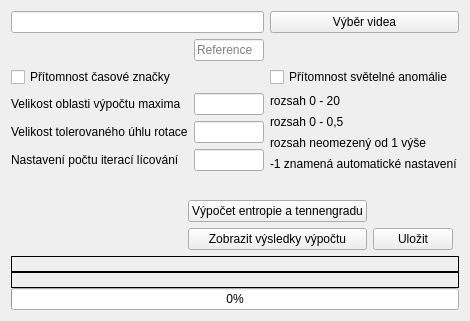
Old version of the form dialogy/singlevideoet.ui in the repository RaphCucul/Image-registration-GUI.
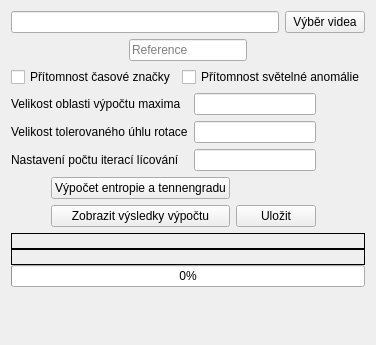
New version of the form.

Patch:
```diff
--- a/dialogy/singlevideoet.ui
+++ b/dialogy/singlevideoet.ui
@@ -6,139 +6,72 @@
    <rect>
     <x>0</x>
     <y>0</y>
-    <width>462</width>
-    <height>321</height>
+    <width>367</width>
+    <height>345</height>
    </rect>
   </property>
   <property name="windowTitle">
    <string>Form</string>
   </property>
   <layout class="QGridLayout" name="gridLayout_2">
-   <item row="0" column="0" colspan="3">
-    <widget class="QLineEdit" name="vybraneVideo">
-     <property name="maxLength">
-      <number>100</number>
-     </property>
-     <property name="cursorPosition">
-      <number>0</number>
-     </property>
-     <property name="placeholderText">
-      <string/>
-     </property>
-    </widget>
-   </item>
-   <item row="2" column="2">
-    <spacer name="horizontalSpacer_4">
-     <property name="orientation">
-      <enum>Qt::Horizontal</enum>
-     </property>
-     <property name="sizeHint" stdset="0">
-      <size>
-       <width>40</width>
-       <height>20</height>
-      </size>
-     </property>
-    </spacer>
-   </item>
-   <item row="4" column="2">
-    <spacer name="verticalSpacer_2">
-     <property name="orientation">
-      <enum>Qt::Vertical</enum>
-     </property>
-     <property name="sizeHint" stdset="0">
-      <size>
-       <width>20</width>
-       <height>40</height>
-      </size>
-     </property>
-    </spacer>
-   </item>
-   <item row="2" column="0" colspan="2">
-    <widget class="QCheckBox" name="casovaZnacka">
-     <property name="text">
-      <string>Přítomnost časové značky</string>
-     </property>
-    </widget>
-   </item>
-   <item row="5" column="4">
-    <spacer name="horizontalSpacer_2">
-     <property name="orientation">
-      <enum>Qt::Horizontal</enum>
-     </property>
-     <property name="sizeHint" stdset="0">
-      <size>
-       <width>40</width>
-       <height>20</height>
-      </size>
-     </property>
-    </spacer>
-   </item>
-   <item row="0" column="3" colspan="2">
-    <widget class="QPushButton" name="vyberVidea">
-     <property name="text">
-      <string>Výběr videa</string>
-     </property>
-    </widget>
-   </item>
-   <item row="2" column="4">
-    <spacer name="horizontalSpacer_3">
-     <property name="orientation">
-      <enum>Qt::Horizontal</enum>
-     </property>
-     <property name="sizeHint" stdset="0">
-      <size>
-       <width>40</width>
-       <height>20</height>
-      </size>
-     </property>
-    </spacer>
-   </item>
-   <item row="5" column="0">
-    <spacer name="horizontalSpacer">
-     <property name="orientation">
-      <enum>Qt::Horizontal</enum>
-     </property>
-     <property name="sizeHint" stdset="0">
-      <size>
-       <width>40</width>
-       <height>20</height>
-      </size>
-     </property>
-    </spacer>
-   </item>
-   <item row="2" column="3">
-    <widget class="QCheckBox" name="svetelnaAnomalie">
-     <property name="text">
-      <string>Přítomnost světelné anomálie</string>
-     </property>
-    </widget>
-   </item>
-   <item row="5" column="1" colspan="3">
+   <item row="4" column="0" colspan="2">
     <layout class="QGridLayout" name="gridLayout">
-     <item row="0" column="0">
+     <item row="0" column="1">
       <widget class="QPushButton" name="vypocetET">
        <property name="text">
         <string>Výpočet entropie a tennengradu</string>
        </property>
       </widget>
      </item>
-     <item row="1" column="0">
+     <item row="1" column="1">
       <widget class="QPushButton" name="zobrazGrafET">
        <property name="text">
         <string>Zobrazit výsledky výpočtu</string>
        </property>
       </widget>
      </item>
-     <item row="1" column="1">
+     <item row="1" column="2">
       <widget class="QPushButton" name="ulozeni">
        <property name="text">
         <string>Uložit</string>
        </property>
+       <property name="flat">
+        <bool>false</bool>
+       </property>
       </widget>
      </item>
+     <item row="0" column="0">
+      <spacer name="horizontalSpacer">
+       <property name="orientation">
+        <enum>Qt::Horizontal</enum>
+       </property>
+       <property name="sizeType">
+        <enum>QSizePolicy::Expanding</enum>
+       </property>
+       <property name="sizeHint" stdset="0">
+        <size>
+         <width>40</width>
+         <height>20</height>
+        </size>
+       </property>
+      </spacer>
+     </item>
+     <item row="1" column="0">
+      <spacer name="horizontalSpacer_2">
+       <property name="orientation">
+        <enum>Qt::Horizontal</enum>
+       </property>
+       <property name="sizeHint" stdset="0">
+        <size>
+         <width>40</width>
+         <height>20</height>
+        </size>
+       </property>
+      </spacer>
+     </item>
     </layout>
    </item>
-   <item row="3" column="2">
+   <item row="3" column="1">
     <layout class="QVBoxLayout" name="verticalLayout_2">
      <item>
       <widget class="QLineEdit" name="oblastMaxima"/>
@@ -151,7 +84,7 @@
      </item>
     </layout>
    </item>
-   <item row="3" column="0" colspan="2">
+   <item row="3" column="0">
     <layout class="QVBoxLayout" name="verticalLayout">
      <item>
       <widget class="QLabel" name="label">
@@ -176,45 +109,20 @@
      </item>
     </layout>
    </item>
-   <item row="3" column="3" colspan="2">
-    <layout class="QVBoxLayout" name="verticalLayout_3">
-     <item>
-      <widget class="QLabel" name="label_2">
-       <property name="text">
-        <string>rozsah 0 - 20</string>
-       </property>
-      </widget>
-     </item>
-     <item>
-      <widget class="QLabel" name="label_4">
-       <property name="text">
-        <string>rozsah 0 - 0,5</string>
-       </property>
-      </widget>
-     </item>
-     <item>
-      <widget class="QLabel" name="label_6">
-       <property name="text">
-        <string>rozsah neomezený od 1 výše</string>
-       </property>
-       <property name="textFormat">
-        <enum>Qt::PlainText</enum>
-       </property>
-       <property name="scaledContents">
-        <bool>true</bool>
-       </property>
-      </widget>
-     </item>
-     <item>
-      <widget class="QLabel" name="label_7">
-       <property name="text">
-        <string>-1 znamená automatické nastavení</string>
-       </property>
-      </widget>
-     </item>
-    </layout>
+   <item row="4" column="2">
+    <spacer name="horizontalSpacer_7">
+     <property name="orientation">
+      <enum>Qt::Horizontal</enum>
+     </property>
+     <property name="sizeHint" stdset="0">
+      <size>
+       <width>40</width>
+       <height>20</height>
+      </size>
+     </property>
+    </spacer>
    </item>
-   <item row="6" column="0" colspan="5">
+   <item row="5" column="0" colspan="3">
     <layout class="QVBoxLayout" name="verticalLayout_6">
      <property name="spacing">
       <number>0</number>
@@ -257,35 +165,120 @@
      </item>
     </layout>
    </item>
-   <item row="1" column="2">
-    <widget class="QLineEdit" name="cisloReferencnihosnimku">
-     <property name="placeholderText">
-      <string>Reference</string>
-     </property>
-    </widget>
+   <item row="2" column="0" colspan="3">
+    <layout class="QHBoxLayout" name="horizontalLayout_3">
+     <item>
+      <widget class="QCheckBox" name="casovaZnacka">
+       <property name="text">
+        <string>Přítomnost časové značky</string>
+       </property>
+      </widget>
+     </item>
+     <item>
+      <spacer name="horizontalSpacer_4">
+       <property name="orientation">
+        <enum>Qt::Horizontal</enum>
+       </property>
+       <property name="sizeHint" stdset="0">
+        <size>
+         <width>40</width>
+         <height>20</height>
+        </size>
+       </property>
+      </spacer>
+     </item>
+     <item>
+      <widget class="QCheckBox" name="svetelnaAnomalie">
+       <property name="text">
+        <string>Přítomnost světelné anomálie</string>
+       </property>
+      </widget>
+     </item>
+     <item>
+      <spacer name="horizontalSpacer_3">
+       <property name="orientation">
+        <enum>Qt::Horizontal</enum>
+       </property>
+       <property name="sizeHint" stdset="0">
+        <size>
+         <width>40</width>
+         <height>20</height>
+        </size>
+       </property>
+      </spacer>
+     </item>
+    </layout>
    </item>
-   <item row="1" column="0">
-    <spacer name="horizontalSpacer_5">
-     <property name="orientation">
-      <enum>Qt::Horizontal</enum>
-     </property>
-     <property name="sizeHint" stdset="0">
-      <size>
-       <width>40</width>
-       <height>20</height>
-      </size>
-     </property>
-    </spacer>
+   <item row="1" column="0" colspan="3">
+    <layout class="QHBoxLayout" name="horizontalLayout_2">
+     <item>
+      <spacer name="horizontalSpacer_5">
+       <property name="orientation">
+        <enum>Qt::Horizontal</enum>
+       </property>
+       <property name="sizeHint" stdset="0">
+        <size>
+         <width>40</width>
+         <height>20</height>
+        </size>
+       </property>
+      </spacer>
+     </item>
+     <item>
+      <widget class="QLineEdit" name="cisloReferencnihosnimku">
+       <property name="placeholderText">
+        <string>Reference</string>
+       </property>
+      </widget>
+     </item>
+     <item>
+      <spacer name="horizontalSpacer_6">
+       <property name="orientation">
+        <enum>Qt::Horizontal</enum>
+       </property>
+       <property name="sizeHint" stdset="0">
+        <size>
+         <width>40</width>
+         <height>20</height>
+        </size>
+       </property>
+      </spacer>
+     </item>
+    </layout>
    </item>
-   <item row="1" column="3">
-    <spacer name="horizontalSpacer_6">
+   <item row="0" column="0" colspan="3">
+    <layout class="QHBoxLayout" name="horizontalLayout">
+     <item>
+      <widget class="QLineEdit" name="vybraneVideo">
+       <property name="maxLength">
+        <number>100</number>
+       </property>
+       <property name="cursorPosition">
+        <number>0</number>
+       </property>
+       <property name="placeholderText">
+        <string/>
+       </property>
+      </widget>
+     </item>
+     <item>
+      <widget class="QPushButton" name="vyberVidea">
+       <property name="text">
+        <string>Výběr videa</string>
+       </property>
+      </widget>
+     </item>
+    </layout>
+   </item>
+   <item row="6" column="0">
+    <spacer name="verticalSpacer">
      <property name="orientation">
-      <enum>Qt::Horizontal</enum>
+      <enum>Qt::Vertical</enum>
      </property>
      <property name="sizeHint" stdset="0">
       <size>
-       <width>40</width>
-       <height>20</height>
+       <width>20</width>
+       <height>40</height>
       </size>
      </property>
     </spacer>
```
